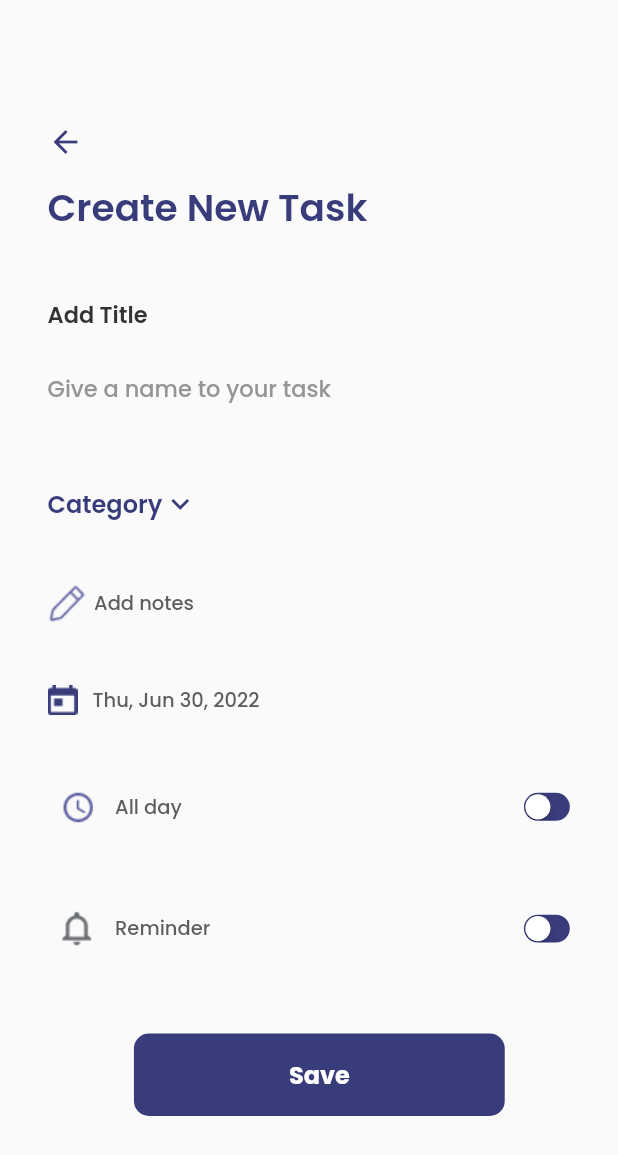
After one commit to MJdugule/mind_pal, a Flutter app: the CreateNewTask screen opened directly, on a phone screen of 412 x 824 dp. The commit adds this screen. Shown: the top 1155 px of the screen. Run offline on Flutter 3.47's test engine with Material 2 defaults, Android fonts, the phone set to English and light mode, and no system bars; our stand-ins replace google_fonts, shared_preferences, smooth_page_indicator; accounts and stored records are empty.

Commit message:
edit task, create task, all tasks screen

```diff
--- /dev/null
+++ b/lib/screens/home/create_new_tasks.dart
@@ -0,0 +1,90 @@
+import 'package:flutter/material.dart';
+import 'package:google_fonts/google_fonts.dart';
+import 'package:mind_pal/shared_constants/widgets.dart';
+
+import '../../shared_constants/colours.dart';
+import '../../shared_constants/res_config.dart';
+
+class CreateNewTask extends StatelessWidget {
+  const CreateNewTask({Key? key}) : super(key: key);
+
+  @override
+  Widget build(BuildContext context) {
+    ResConfig().init(context);
+    return Scaffold(
+      body: SingleChildScrollView(
+        child: Padding(
+          padding: EdgeInsets.only(
+            left: ResConfig.screenWidth / 13,
+            top: ResConfig.screenWidth / 5, right: ResConfig.screenWidth / 23,
+          ),
+          child: Column(
+            crossAxisAlignment: CrossAxisAlignment.start,
+            children: [
+              InkWell(onTap: (){
+                Navigator.pop(context);
+              },child: Icon(Icons.arrow_back, color: purpleText)),
+              SizedBox(height: ResConfig.screenWidth / 30),
+              Text('Create New Task', style: GoogleFonts.poppins(color: purpleText, fontSize: 25, fontWeight: FontWeight.w600),),
+              SizedBox(height: ResConfig.screenWidth / 10),
+              Text('Add Title', style: GoogleFonts.poppins(color: menuText, fontSize: 15, fontWeight: FontWeight.w600)),
+              SizedBox(height: ResConfig.screenWidth / 30),
+              TextFieldWidget(),
+              SizedBox(height: ResConfig.screenWidth / 10),
+              Row(
+                children: [
+                  Text('Category', style: GoogleFonts.poppins(color: purpleText, fontSize: 16, fontWeight: FontWeight.w600 ),),
+                  Icon(Icons.keyboard_arrow_down_sharp, color: purpleText,)
+                ],
+              ),
+              SizedBox(height: ResConfig.screenWidth / 10),
+              Row(
+                children: [
+                  Image.asset('assets/icons/Group 2.png'),
+                  SizedBox(width: 5,),
+                  Text('Add notes',style: GoogleFonts.poppins(color: lightGreyText, fontSize: 13, fontWeight: FontWeight.w500 ), ),
+                ],
+              ),
+              SizedBox(height: ResConfig.screenWidth / 10),
+              Row(
+                children: [
+                  Image.asset('assets/icons/Icon Artwork.png', height: 20,),
+                  SizedBox(width: 10,),
+                  Text('Thu, Jun 30, 2022',style: GoogleFonts.poppins(color: greyText, fontSize: 13, fontWeight: FontWeight.w500 ), ),
+                ],
+              ),
+              SizedBox(height: ResConfig.screenWidth / 10),
+
+              Row(
+                children: [
+                  Image.asset('assets/icons/clock.png', height: 40,),
+                  SizedBox(width: 5,),
+                  Text('All day',style: GoogleFonts.poppins(color: greyText, fontSize: 13, fontWeight: FontWeight.w500 ), ),
+                  Spacer(),
+                  SwitchWidget(),
+                ],
+              ),
+              SizedBox(height: ResConfig.screenWidth / 10),
+              Row(
+                children: [
+                  Image.asset('assets/icons/bell-outline.png', height: 40,),
+                  SizedBox(width: 5,),
+                  Text('Reminder',style: GoogleFonts.poppins(color: greyText, fontSize: 13, fontWeight: FontWeight.w500 ), ),
+                  Spacer(),
+                  SwitchWidget(),
+                ],
+              ),
+              SizedBox(height: 50,),
+              GestureDetector(
+                  onTap: () {
+
+                  },
+                  child: Center(child: GetStartedButton(color: Color(0xFF393c7A), text: 'Save', textColor: Color(0xFFFFFFFF))))
+
+            ],
+          ),
+        ),
+      ),
+    );
+  }
+}
--- a/lib/shared_constants/colours.dart
+++ b/lib/shared_constants/colours.dart
@@ -2,7 +2,13 @@ import 'package:flutter/cupertino.dart';
 
 const purpleText = Color(0xFF393C7A);
 const greyText = Color(0xFF5D5D5D);
+const lightGreyText = Color(0xFF5E5D5D);
 const menuText = Color(0xFF333333);
+const lightPurpleText = Color(0xFF6466A5);
+const taskDarkText = Color(0xFF0F0E17);
+const activeSwitchColor = Color(0xFFFE979C);
+const textFieldTextColor = Color(0xFF959595);
+
 
 // containers in the menu
 const redMenuBox = Color(0xFFFFA5A9);
--- a/lib/shared_constants/widgets.dart
+++ b/lib/shared_constants/widgets.dart
@@ -1,3 +1,4 @@
+import 'package:flutter/cupertino.dart';
 import 'package:flutter/material.dart';
 import 'package:google_fonts/google_fonts.dart';
 import 'package:mind_pal/shared_constants/colours.dart';
@@ -60,7 +61,7 @@ class GetStartedButton extends StatelessWidget {
   Widget build(BuildContext context) {
     return Container(
       width: MediaQuery.of(context).size.width * 0.6,
-      height: MediaQuery.of(context).size.height / 12,
+      height: MediaQuery.of(context).size.height / 15,
       decoration:
           BoxDecoration(color: color, borderRadius: BorderRadius.circular(10)),
       child: Center(
@@ -72,11 +73,18 @@ class GetStartedButton extends StatelessWidget {
   }
 }
 
-class MenuBox extends StatelessWidget {
+class MenuBox extends StatefulWidget {
   const MenuBox({Key? key, required this.color, required this.text})
       : super(key: key);
   final Color color;
   final String text;
+
+  @override
+  State<MenuBox> createState() => _MenuBoxState();
+}
+
+class _MenuBoxState extends State<MenuBox> {
+
   @override
   Widget build(BuildContext context) {
     return InkWell(
@@ -85,10 +93,10 @@ class MenuBox extends StatelessWidget {
       },
       child: Container(
         decoration: BoxDecoration(
-            color: color, borderRadius: BorderRadius.circular(20)),
+            color: widget.color, borderRadius: BorderRadius.circular(20)),
         child: Center(
           child: Text(
-            text,
+            widget.text,
             style: GoogleFonts.poppins(
               fontWeight: FontWeight.w600,
               color: menuText,
@@ -100,3 +108,56 @@ class MenuBox extends StatelessWidget {
     );
   }
 }
+
+class SwitchWidget extends StatefulWidget {
+  const SwitchWidget({Key? key}) : super(key: key);
+
+  @override
+  State<SwitchWidget> createState() => _SwitchWidgetState();
+}
+
+class _SwitchWidgetState extends State<SwitchWidget> {
+  bool isSwitched = false;
+  void toggleSwitch(bool value) {
+
+    if(isSwitched == false)
+    {
+      setState(() {
+        isSwitched = true;
+      });
+    }
+    else
+    {
+      setState(() {
+        isSwitched = false;
+      });
+    }
+  }
+  @override
+  Widget build(BuildContext context) {
+    return Transform.scale(
+      scale: 0.6,
+      child: CupertinoSwitch(
+        value: isSwitched,
+        activeColor: activeSwitchColor,
+        trackColor: purpleText,
+          onChanged: toggleSwitch,
+      ),
+    );
+  }
+}
+
+class TextFieldWidget extends StatelessWidget {
+  const TextFieldWidget({Key? key}) : super(key: key);
+
+  @override
+  Widget build(BuildContext context) {
+    return TextField(
+      decoration: InputDecoration(
+        hintStyle: GoogleFonts.poppins(color: textFieldTextColor, fontSize: 15, fontWeight: FontWeight.w500),
+        hintText: 'Give a name to your task',
+        border: InputBorder.none,
+      ),
+    );
+  }
+}
```
Also changed, not shown: lib/main.dart (+6 -4 lines), lib/screens/home/alltasks.dart (added, +79 -0 lines), lib/screens/home/edit_tasks_screen.dart (added, +106 -0 lines), lib/screens/home/menu.dart (+12 -2 lines), lib/shared_constants/components.dart (added, +54 -0 lines), assets/icons/Group 2.png (added), assets/icons/Group 26995.png (added), assets/icons/Icon Artwork.png (added), assets/icons/angle-down.png (added), assets/icons/bell-outline.png (added), assets/icons/bell-ring-outline.png (added), assets/icons/checked.png (added), assets/icons/clock.png (added), assets/icons/delete.png (added), 1 more files.
